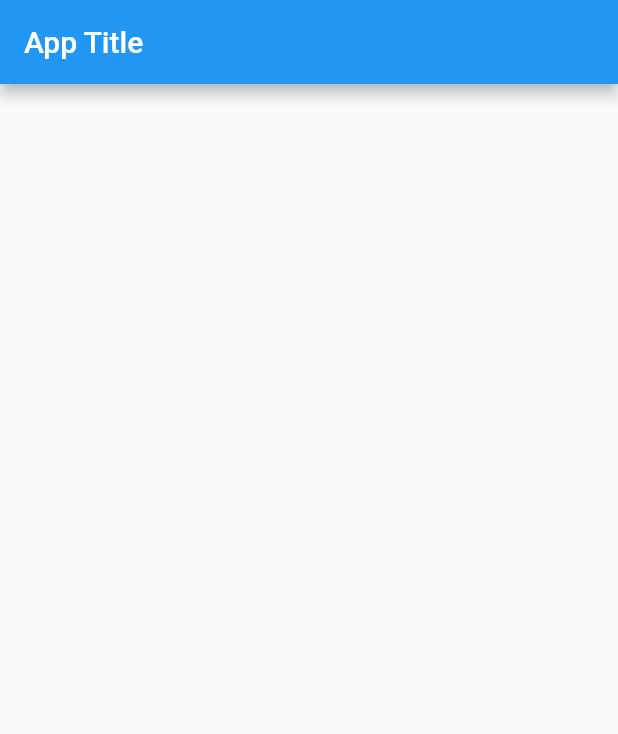
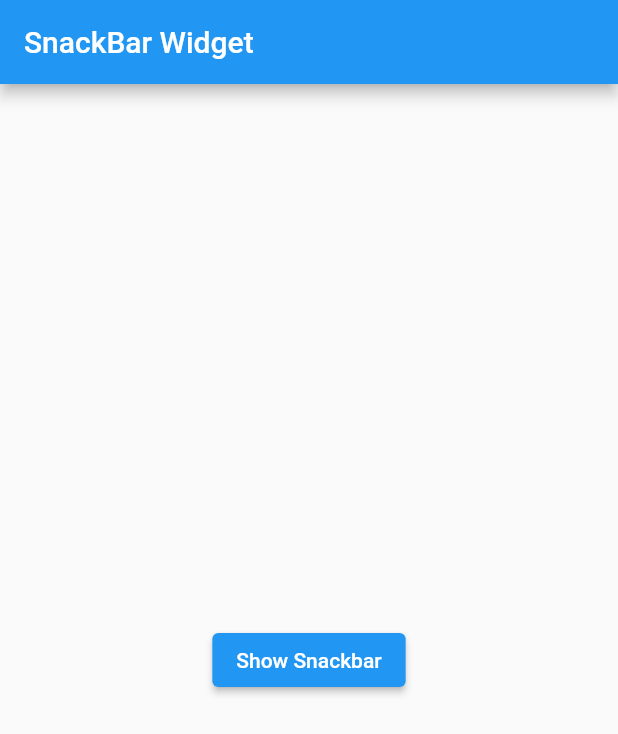
Before and after one commit to authuright/complete-flutter-app, a Flutter app: the screen it shows after launch, on a phone screen of 412 x 824 dp. Shown: the top 734 px of the screen. Run offline on Flutter 3.47's test engine with Material 2 defaults, Android fonts, the phone set to English and light mode, and no system bars.

Commit message:
Snack Bar Widget

```diff
--- a/lib/main.dart
+++ b/lib/main.dart
@@ -1,4 +1,3 @@
-
 import 'package:flutter/material.dart';
 
 void main() {
@@ -29,9 +28,35 @@ class _MyHomePageState extends State<MyHomePage> {
   Widget build(BuildContext context) {
     return Scaffold(
       appBar: AppBar(
-        title: const Text("App Title"),
+        title: const Text("SnackBar Widget"),
       ),
-      body: const Center(
+      body: Center(
+        child: ElevatedButton(
+          child: const Text("Show Snackbar"),
+          onPressed: () {
+            ScaffoldMessenger.of(context).showSnackBar(
+              SnackBar(
+                content: const Text(
+                  "Awsome Snackbar",
+                ),
+                action: SnackBarAction(
+                  label: "Action",
+                  onPressed: () {},
+                ),
+                duration: const Duration(milliseconds: 1500),
+                width: 280.0,
+                // Width of the SnackBar.
+                padding: const EdgeInsets.symmetric(
+                  horizontal: 8.0, // Inner padding for SnackBar content.
+                ),
+                behavior: SnackBarBehavior.floating,
+                shape: RoundedRectangleBorder(
+                  borderRadius: BorderRadius.circular(10.0),
+                ),
+              ),
+            );
+          },
+        ),
       ),
     );
   }
```
